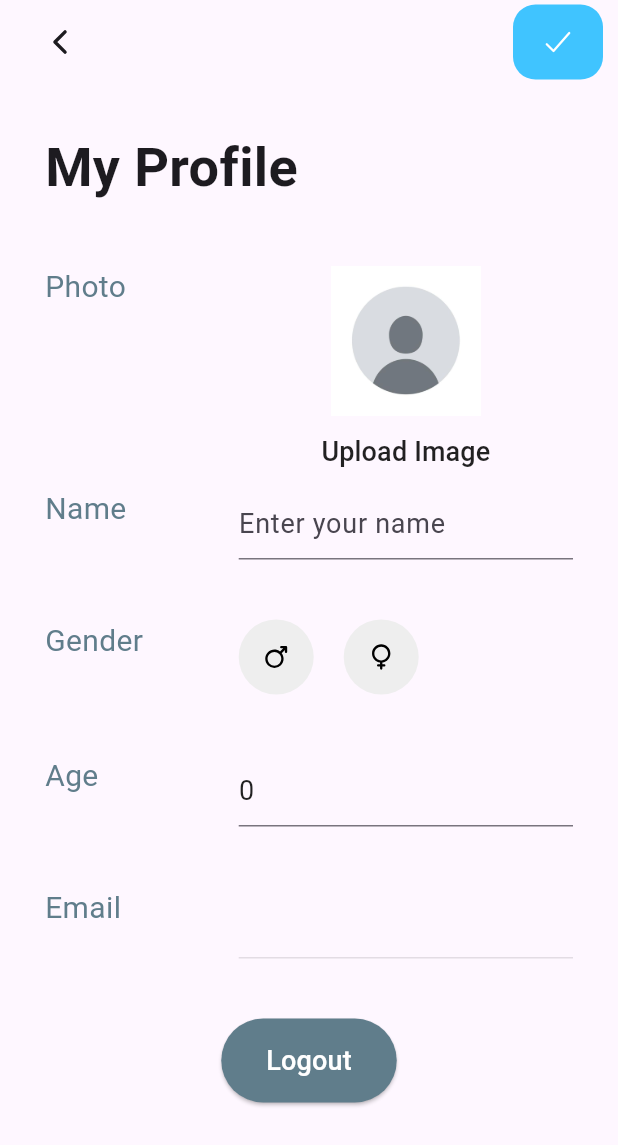
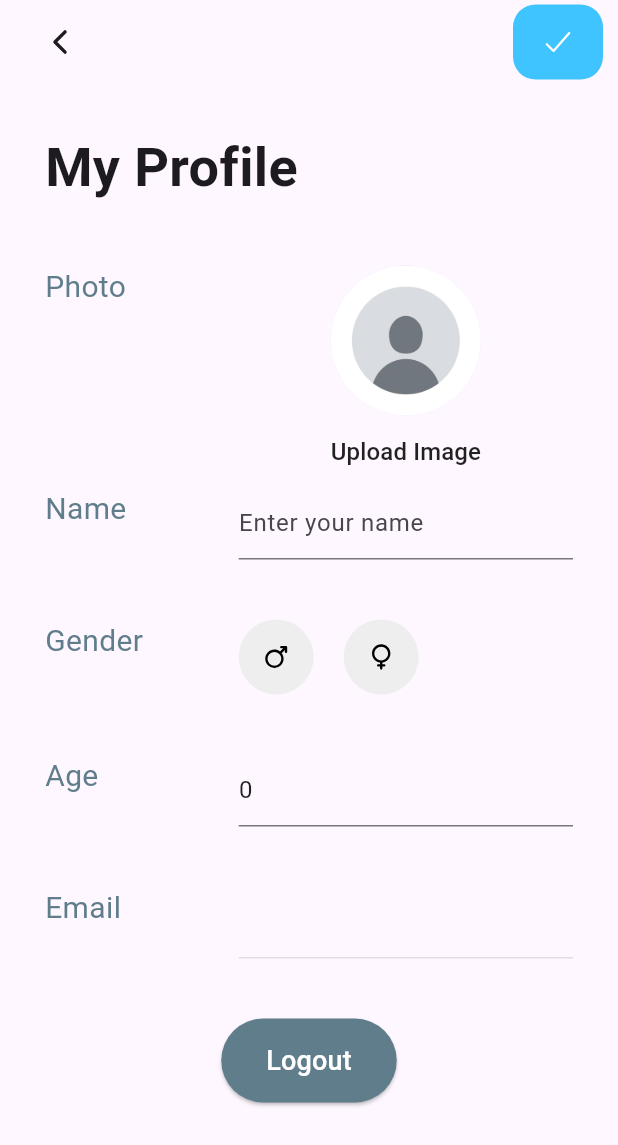
Before and after one commit to Subah-Zarin/Roamers_, a Flutter app: the profile screen opened by its route, after a tap on "Upload Image", on a phone screen of 412 x 824 dp. Shown: the top 1145 px of the screen. Run offline on Flutter 3.47's test engine with Material 3 defaults, Android fonts, the phone set to English and light mode, and no system bars; our stand-ins replace carousel_slider, cloud_firestore, dio, firebase_auth, firebase_core, firebase_storage and 4 more; missing offline and left inert: flutter_polyline_points; accounts and stored records are empty.

Commit message:
profile pic uplaod done

```diff
--- a/lib/homepage/profile.dart
+++ b/lib/homepage/profile.dart
@@ -1,7 +1,11 @@
+import 'dart:io';
+
+import 'package:firebase_storage/firebase_storage.dart';
 import 'package:flutter/material.dart';
 import 'package:firebase_auth/firebase_auth.dart';
 import 'package:cloud_firestore/cloud_firestore.dart';
 import 'package:get/get.dart';
+import 'package:image_picker/image_picker.dart';
 import 'package:ionicons/ionicons.dart';
 import 'EditItem.dart';
 
@@ -17,13 +21,14 @@ class _ProfileState extends State<profile> {
   User? loggedInUser;
   String userName = "";
   String age = "";
+  String userProfileImageUrl = "";
 
   final TextEditingController _nameController = TextEditingController();
   final TextEditingController _ageController = TextEditingController();
 
   final TextStyle darkTextStyle = const TextStyle(
     color: Colors.black87,
-    fontSize: 18,
+    fontSize: 16,
   );
 
   @override
@@ -48,6 +53,7 @@ class _ProfileState extends State<profile> {
             gender = userDoc.data()?['gender'] ?? 'man';
             _nameController.text = userName;
             _ageController.text = age;
+            userProfileImageUrl = userDoc.data()?['profileImageUrl'] ?? '';
           });
         }
       } catch (e) {
@@ -55,7 +61,53 @@ class _ProfileState extends State<profile> {
       }
     }
   }
+  Future<void> _pickAndUploadImage() async {
+    final picker = ImagePicker();
+    final pickedFile = await picker.pickImage(source: ImageSource.gallery);
 
+    if (pickedFile != null) {
+      // Correct usage of File
+      File imageFile = File(pickedFile.path); // Ensure dart:io is imported
+
+      String userId = loggedInUser?.uid ?? '';
+      try {
+        final storageRef = FirebaseStorage.instance
+            .ref()
+            .child('userProfiles/$userId/profile.jpg');
+        final uploadTask = storageRef.putFile(imageFile);
+
+        // Show upload progress
+        uploadTask.snapshotEvents.listen((taskSnapshot) {
+          double progress =
+              (taskSnapshot.bytesTransferred / taskSnapshot.totalBytes) * 100;
+          print('Upload is $progress% complete');
+        });
+
+        await uploadTask.whenComplete(() => null);
+
+        final imageUrl = await storageRef.getDownloadURL();
+        await FirebaseFirestore.instance
+            .collection('users')
+            .doc(userId)
+            .update({
+          'profileImageUrl': imageUrl,
+        });
+
+        setState(() {
+          userProfileImageUrl = imageUrl;
+        });
+
+        ScaffoldMessenger.of(context).showSnackBar(
+          SnackBar(content: Text('Image uploaded successfully!')),
+        );
+      } catch (e) {
+        print('Error uploading image: $e');
+        ScaffoldMessenger.of(context).showSnackBar(
+          SnackBar(content: Text('Error uploading image: $e')),
+        );
+      }
+    }
+  }
   Future<void> _updateUserProfile() async {
     if (loggedInUser != null) {
       try {
@@ -122,13 +174,14 @@ class _ProfileState extends State<profile> {
                 title: "Photo",
                 widget: Column(
                   children: [
-                    Image.asset(
-                      "assets/images/avatar.jpg",
-                      height: 100,
-                      width: 100,
+                    CircleAvatar(
+                      radius: 50,
+                      backgroundImage: userProfileImageUrl.isNotEmpty
+                          ? NetworkImage(userProfileImageUrl)
+                          : AssetImage("assets/images/avatar.jpg") as ImageProvider,
                     ),
                     TextButton(
-                      onPressed: () {},
+                      onPressed: _pickAndUploadImage,
                       style: TextButton.styleFrom(
                         foregroundColor: Colors.lightBlueAccent,
                       ),
--- a/pubspec.yaml
+++ b/pubspec.yaml
@@ -49,6 +49,7 @@ dependencies:
   dio: ^4.0.0
   flutter_polyline_points: ^1.0.0
   url_launcher: ^6.1.7
+  image_picker: ^0.8.6
 
 
 
```
Also changed, not shown: pubspec.lock, 5 other files.
